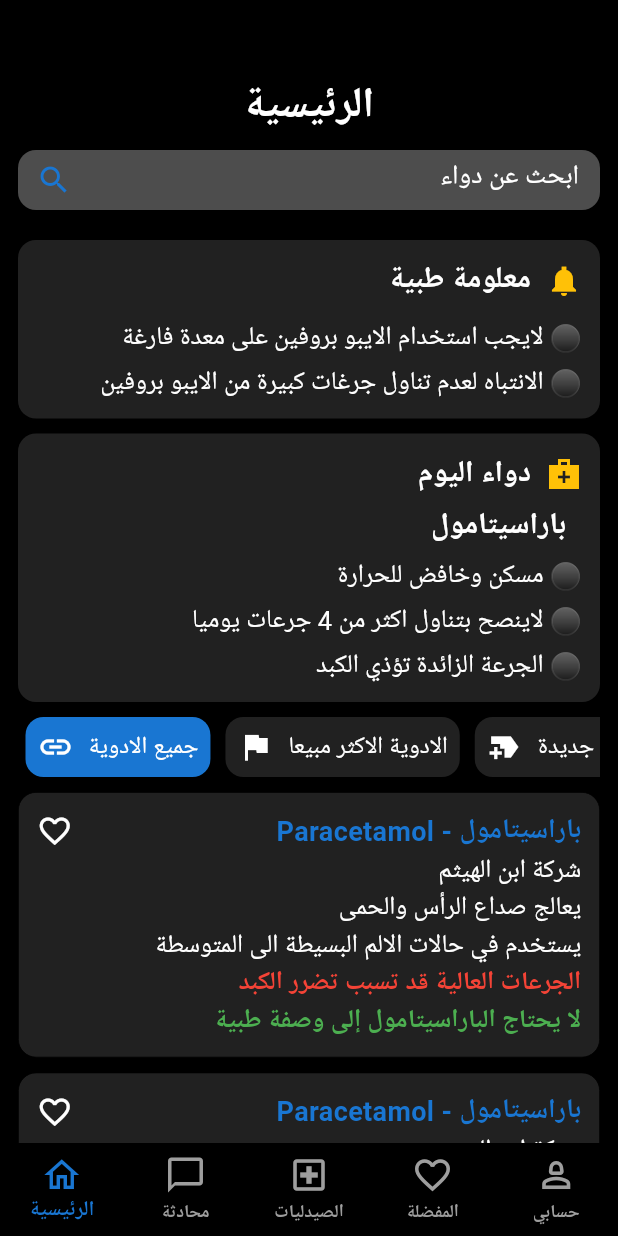
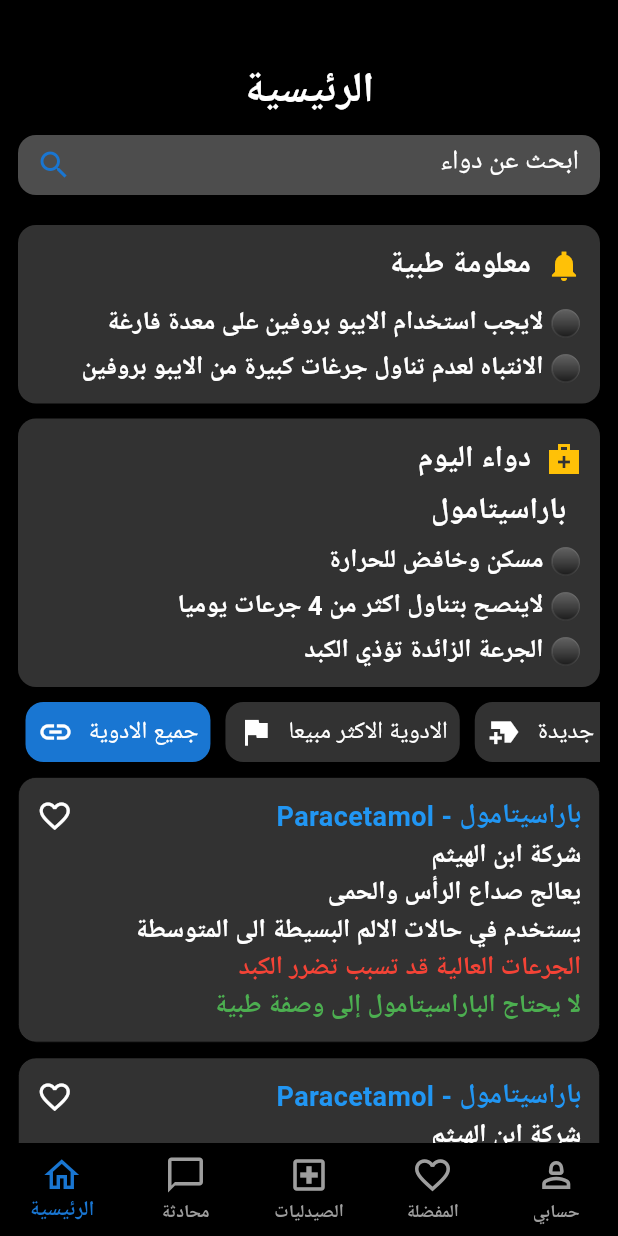
Before and after one commit to salimo2002/doctorapp, a Flutter app: the screen it shows after launch, on a phone screen of 412 x 824 dp. Run offline on Flutter 3.47's test engine with Material 3 defaults, Android fonts, the phone set to English and light mode, and no system bars; our stand-ins replace lottie; missing offline and left inert: flutter_bidi_text.

Commit message:
Edit Some Colors

```diff
--- a/lib/theme/theme.dart
+++ b/lib/theme/theme.dart
@@ -8,7 +8,7 @@ ThemeData darkMode = ThemeData(
     surfaceTint: Colors.black,
     surfaceDim: Colors.black,
     surfaceBright: Colors.black,
-    scrim: Colors.grey.shade900,
+    scrim: const Color.fromARGB(255, 50, 50, 50),
     onPrimary: Colors.white,
   ),
 );
--- a/lib/view/chat_view.dart
+++ b/lib/view/chat_view.dart
@@ -12,7 +12,7 @@ class ChatView extends StatelessWidget {
     return Container(
       decoration: AppStyle.decoratedBackground(context),
       child: Padding(
-        padding: const EdgeInsets.only(left: 12, right: 12, top: 50),
+        padding: const EdgeInsets.only(left: 12, right: 12, top: 40),
         child: Column(
           children: [
             Row(
--- a/lib/view/favorite_view.dart
+++ b/lib/view/favorite_view.dart
@@ -10,7 +10,7 @@ class FavoriteView extends StatelessWidget {
     return Container(
       decoration: AppStyle.decoratedBackground(context),
       child: Padding(
-        padding: const EdgeInsets.only(left: 12, right: 12, top: 50),
+        padding: const EdgeInsets.only(left: 12, right: 12, top: 40),
         child: Column(
           children: [
             Center(
--- a/lib/view/home_view.dart
+++ b/lib/view/home_view.dart
@@ -14,7 +14,7 @@ class HomeView extends StatelessWidget {
     return Container(
       decoration: AppStyle.decoratedBackground(context),
       child: Padding(
-        padding: const EdgeInsets.only(left: 12, right: 12, top: 50),
+        padding: const EdgeInsets.only(left: 12, right: 12, top: 40),
         child: Column(
           children: [
             Center(
@@ -50,7 +50,7 @@ class HomeView extends StatelessWidget {
                         style: AppStyle.customText(
                           context,
                           AppStyle.contextText,
-                          FontWeight.normal,
+                          FontWeight.w700,
                         ),
                         textDirection: TextDirection.rtl,
                       ),
@@ -60,7 +60,7 @@ class HomeView extends StatelessWidget {
                         style: AppStyle.customText(
                           context,
                           AppStyle.contextText,
-                          FontWeight.normal,
+                          FontWeight.w700,
                         ),
                         textDirection: TextDirection.rtl,
                       ),
@@ -87,7 +87,7 @@ class HomeView extends StatelessWidget {
                         style: AppStyle.customText(
                           context,
                           AppStyle.contextText,
-                          FontWeight.normal,
+                          FontWeight.w700,
                         ),
                         textDirection: TextDirection.rtl,
                       ),
@@ -97,7 +97,7 @@ class HomeView extends StatelessWidget {
                         style: AppStyle.customText(
                           context,
                           AppStyle.contextText,
-                          FontWeight.normal,
+                          FontWeight.w700,
                         ),
                         textDirection: TextDirection.rtl,
                       ),
@@ -107,7 +107,7 @@ class HomeView extends StatelessWidget {
                         style: AppStyle.customText(
                           context,
                           AppStyle.contextText,
-                          FontWeight.normal,
+                          FontWeight.w700,
                         ),
                         textDirection: TextDirection.rtl,
                       ),
--- a/lib/view/pharmacies_view.dart
+++ b/lib/view/pharmacies_view.dart
@@ -11,7 +11,7 @@ class PharmaciesView extends StatelessWidget {
     return Container(
       decoration: AppStyle.decoratedBackground(context),
       child: Padding(
-        padding: const EdgeInsets.only(left: 12, right: 12, top: 50),
+        padding: const EdgeInsets.only(left: 12, right: 12, top: 40),
         child: Column(
           children: [
             Center(
--- a/lib/view/profile_view.dart
+++ b/lib/view/profile_view.dart
@@ -16,7 +16,7 @@ class _ProfileViewState extends State<ProfileView> {
     return Container(
       decoration: AppStyle.decoratedBackground(context),
       child: Padding(
-        padding: const EdgeInsets.symmetric(horizontal: 12, vertical: 50),
+        padding: const EdgeInsets.only(left: 12, right: 12, top: 40),
         child: Column(
           children: [
             Center(
--- a/lib/widgets/medicine_container.dart
+++ b/lib/widgets/medicine_container.dart
@@ -28,7 +28,7 @@ class MedicineContainer extends StatelessWidget {
                   context,
                   18,
                   FontWeight.bold,
-                  Colors.blue.shade700,
+                  Colors.blue.shade500,
                 ),
               ),
             ],
@@ -38,7 +38,7 @@ class MedicineContainer extends StatelessWidget {
             style: AppStyle.customText(
               context,
               AppStyle.contextText,
-              FontWeight.normal,
+              FontWeight.w700,
             ),
           ),
           Text(
@@ -46,7 +46,7 @@ class MedicineContainer extends StatelessWidget {
             style: AppStyle.customText(
               context,
               AppStyle.contextText,
-              FontWeight.normal,
+              FontWeight.w700,
             ),
           ),
           Text(
@@ -54,7 +54,7 @@ class MedicineContainer extends StatelessWidget {
             style: AppStyle.customText(
               context,
               AppStyle.contextText,
-              FontWeight.normal,
+              FontWeight.w700,
             ),
           ),
           Text(
```
